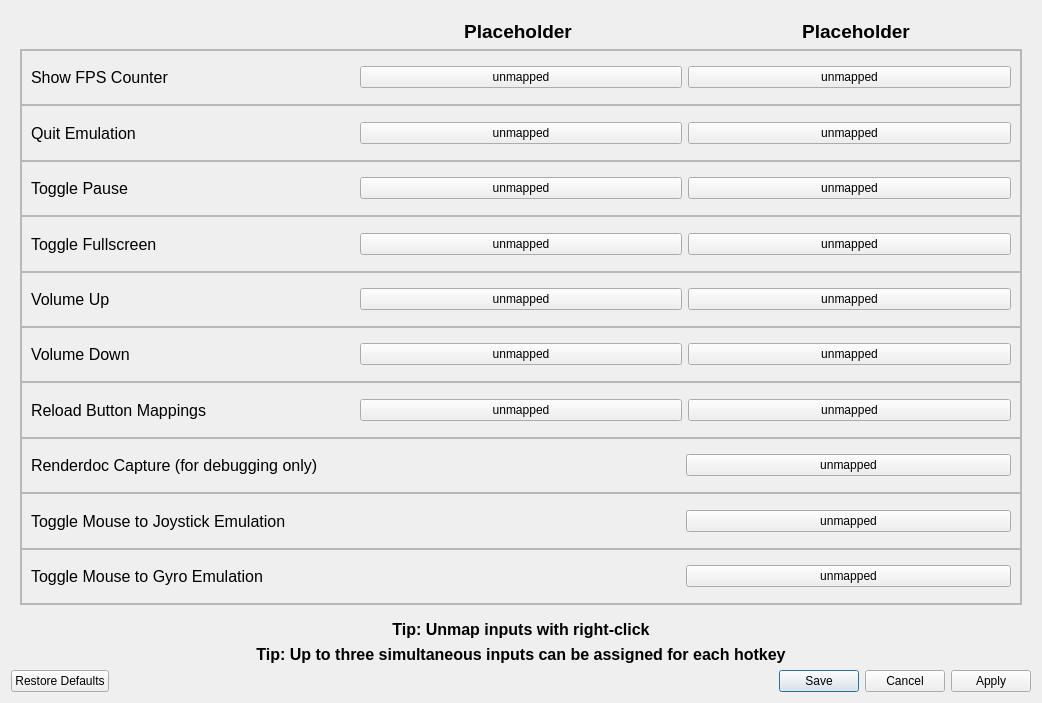
Before: the Qt Designer form src/qt_gui/hotkeys.ui in shadps4-emu/shadps4-qtlauncher, drawn with Qt 5.
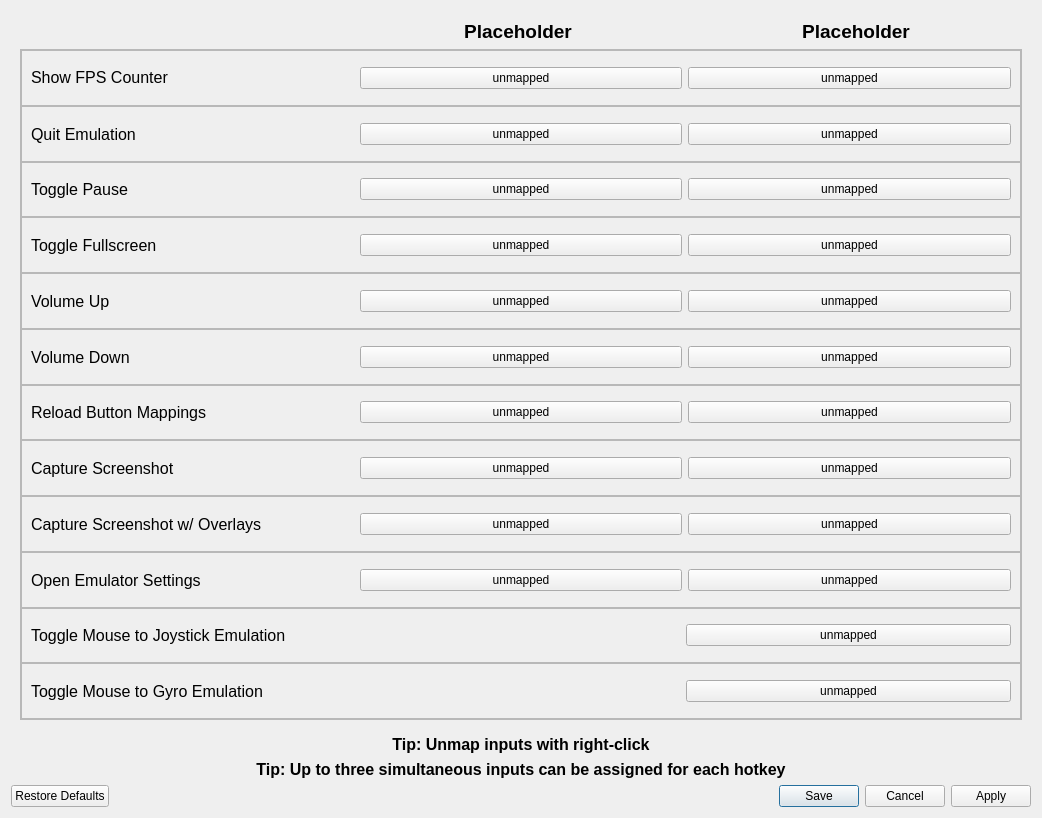
After: the same form once the commit is applied. Custom widgets are drawn as their Qt base class.

Diff of the .ui file:
```diff
--- a/src/qt_gui/hotkeys.ui
+++ b/src/qt_gui/hotkeys.ui
@@ -10,7 +10,7 @@
     <x>0</x>
     <y>0</y>
     <width>1042</width>
-    <height>703</height>
+    <height>818</height>
    </rect>
   </property>
   <property name="windowTitle">
@@ -101,7 +101,7 @@
            <x>0</x>
            <y>0</y>
            <width>1004</width>
-           <height>547</height>
+           <height>662</height>
           </rect>
          </property>
          <layout class="QVBoxLayout" name="verticalLayout_18">
@@ -488,7 +488,7 @@
                   </font>
                  </property>
                  <property name="text">
-                  <string>Renderdoc Capture (for debugging only)</string>
+                  <string>Capture Screenshot</string>
                  </property>
                  <property name="wordWrap">
                   <bool>true</bool>
@@ -496,20 +496,146 @@
                 </widget>
                </item>
                <item>
-                <spacer name="horizontalSpacer_2">
-                 <property name="orientation">
-                  <enum>Qt::Orientation::Horizontal</enum>
+                <widget class="QRightClickButton" name="screenshotButtonPad">
+                 <property name="sizePolicy">
+                  <sizepolicy hsizetype="Expanding" vsizetype="Fixed">
+                   <horstretch>0</horstretch>
+                   <verstretch>0</verstretch>
+                  </sizepolicy>
                  </property>
-                 <property name="sizeHint" stdset="0">
-                  <size>
-                   <width>321</width>
-                   <height>20</height>
-                  </size>
+                 <property name="text">
+                  <string>unmapped</string>
                  </property>
-                </spacer>
+                </widget>
                </item>
                <item>
-                <widget class="QRightClickButton" name="renderdocButton">
+                <widget class="QRightClickButton" name="screenshotButtonKB">
+                 <property name="sizePolicy">
+                  <sizepolicy hsizetype="Expanding" vsizetype="Fixed">
+                   <horstretch>0</horstretch>
+                   <verstretch>0</verstretch>
+                  </sizepolicy>
+                 </property>
+                 <property name="focusPolicy">
+                  <enum>Qt::FocusPolicy::NoFocus</enum>
+                 </property>
+                 <property name="text">
+                  <string>unmapped</string>
+                 </property>
+                </widget>
+               </item>
+              </layout>
+             </widget>
+            </item>
+            <item>
+             <widget class="QFrame" name="frame_12">
+              <property name="frameShape">
+               <enum>QFrame::Shape::StyledPanel</enum>
+              </property>
+              <property name="frameShadow">
+               <enum>QFrame::Shadow::Raised</enum>
+              </property>
+              <layout class="QHBoxLayout" name="horizontalLayout_12">
+               <item>
+                <widget class="QLabel" name="label_12">
+                 <property name="sizePolicy">
+                  <sizepolicy hsizetype="Expanding" vsizetype="Preferred">
+                   <horstretch>0</horstretch>
+                   <verstretch>0</verstretch>
+                  </sizepolicy>
+                 </property>
+                 <property name="font">
+                  <font>
+                   <pointsize>12</pointsize>
+                   <bold>false</bold>
+                  </font>
+                 </property>
+                 <property name="text">
+                  <string>Capture Screenshot w/ Overlays</string>
+                 </property>
+                 <property name="wordWrap">
+                  <bool>true</bool>
+                 </property>
+                </widget>
+               </item>
+               <item>
+                <widget class="QRightClickButton" name="screenshotOverlayButtonPad">
+                 <property name="sizePolicy">
+                  <sizepolicy hsizetype="Expanding" vsizetype="Fixed">
+                   <horstretch>0</horstretch>
+                   <verstretch>0</verstretch>
+                  </sizepolicy>
+                 </property>
+                 <property name="text">
+                  <string>unmapped</string>
+                 </property>
+                </widget>
+               </item>
+               <item>
+                <widget class="QRightClickButton" name="screenshotOverlayButtonKB">
+                 <property name="sizePolicy">
+                  <sizepolicy hsizetype="Expanding" vsizetype="Fixed">
+                   <horstretch>0</horstretch>
+                   <verstretch>0</verstretch>
+                  </sizepolicy>
+                 </property>
+                 <property name="focusPolicy">
+                  <enum>Qt::FocusPolicy::NoFocus</enum>
+                 </property>
+                 <property name="text">
+                  <string>unmapped</string>
+                 </property>
+                </widget>
+               </item>
+              </layout>
+             </widget>
+            </item>
+            <item>
+             <widget class="QFrame" name="frame_13">
+              <property name="frameShape">
+               <enum>QFrame::Shape::StyledPanel</enum>
+              </property>
+              <property name="frameShadow">
+               <enum>QFrame::Shadow::Raised</enum>
+              </property>
+              <layout class="QHBoxLayout" name="horizontalLayout_13">
+               <item>
+                <widget class="QLabel" name="label_13">
+                 <property name="sizePolicy">
+                  <sizepolicy hsizetype="Expanding" vsizetype="Preferred">
+                   <horstretch>0</horstretch>
+                   <verstretch>0</verstretch>
+                  </sizepolicy>
+                 </property>
+                 <property name="font">
+                  <font>
+                   <pointsize>12</pointsize>
+                   <bold>false</bold>
+                  </font>
+                 </property>
+                 <property name="text">
+                  <string>Open Emulator Settings</string>
+                 </property>
+                 <property name="wordWrap">
+                  <bool>true</bool>
+                 </property>
+                </widget>
+               </item>
+               <item>
+                <widget class="QRightClickButton" name="settingsButtonPad">
+                 <property name="sizePolicy">
+                  <sizepolicy hsizetype="Expanding" vsizetype="Fixed">
+                   <horstretch>0</horstretch>
+                   <verstretch>0</verstretch>
+                  </sizepolicy>
+                 </property>
+                 <property name="text">
+                  <string>unmapped</string>
+                 </property>
+                </widget>
+               </item>
+               <item>
+                <widget class="QRightClickButton" name="settingsButtonKB">
                  <property name="sizePolicy">
                   <sizepolicy hsizetype="Expanding" vsizetype="Fixed">
                    <horstretch>0</horstretch>
```
Left out of the diff: 8 changed lines with no effect on the pictures.
